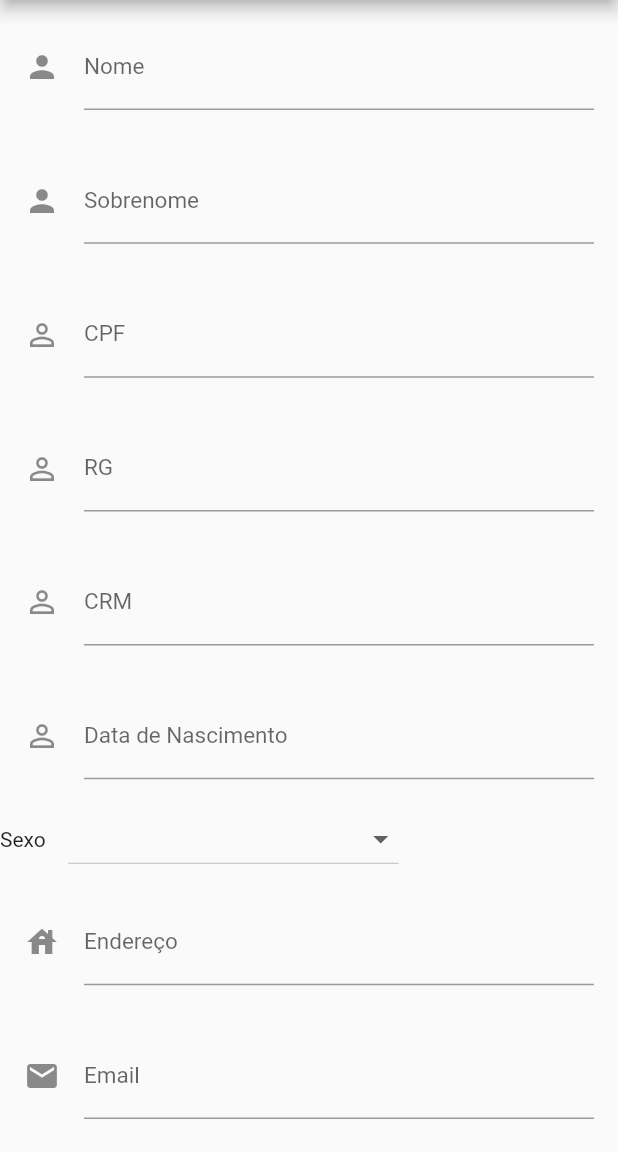
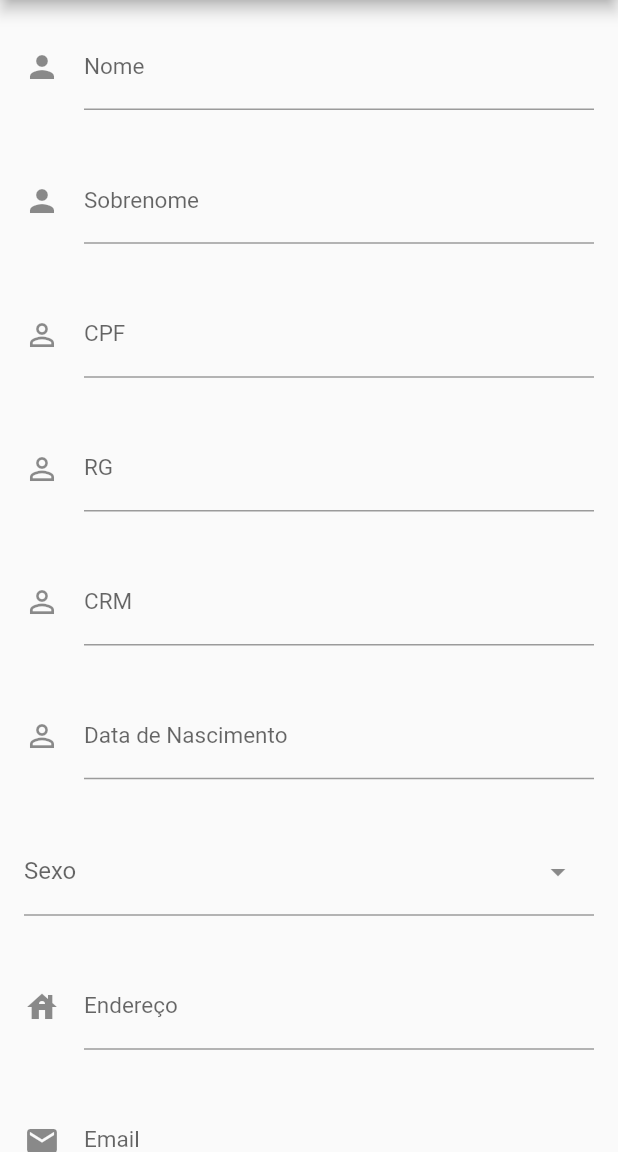
Before and after one commit to HenriqueMateus/Sys_health_app, a Flutter app: the RegisterMedicos screen opened by its route, on a phone screen of 412 x 824 dp, the part 84-1236 px from its top. Run offline on Flutter 3.47's test engine with Material 2 defaults, Android fonts, the phone set to English and light mode, and no system bars; our stand-ins replace firebase_database; accounts and stored records are empty.

Commit message:
nova estrutura gbdo

```diff
--- a/lib/database/MedicoDao.dart
+++ b/lib/database/MedicoDao.dart
@@ -4,9 +4,8 @@ import 'package:sys_health_app/models/Medico.dart';
 
 class MedicoDao implements DAO<Medico> {
 
-  DatabaseReference __ref;
-
-  MedicoDao(this.__ref);
+  DatabaseReference __ref = FirebaseDatabase
+      .instance.reference().child('Medicos');
 
   @override
   void cadastrar(Medico medico) {
--- a/lib/screens/listagemPacientes/index.dart
+++ b/lib/screens/listagemPacientes/index.dart
@@ -5,7 +5,7 @@ import 'package:flutter/material.dart';
 import 'package:sys_health_app/AppRoutes.dart';
 import 'package:sys_health_app/database/PacienteDao.dart';
 import 'package:sys_health_app/models/Paciente.dart';
-import 'package:autocomplete_textfield/autocomplete_textfield.dart';
+
 
 class ListagemPacientes extends StatefulWidget {
   const ListagemPacientes({Key? key}) : super(key: key);
@@ -15,7 +15,7 @@ class ListagemPacientes extends StatefulWidget {
 }
 
 class _ListagemPacientesState extends State<ListagemPacientes> {
-  final dbRef = PacienteDao().listarPaciente();
+  final dbRef = PacienteDao().listar();
   List<Paciente> pacientes = <Paciente>[];
   void _recuperPacientes() async {
     await dbRef.once().then((DataSnapshot snapshot) {
@@ -48,7 +48,7 @@ class _ListagemPacientesState extends State<ListagemPacientes> {
     });
   }
   void excluirPaciente(Paciente paciente){
-    PacienteDao().excluirPaciente(paciente);
+    PacienteDao().remover(paciente);
     _recuperPacientes();
   }
   @override
--- a/lib/screens/registerAlas/index.dart
+++ b/lib/screens/registerAlas/index.dart
@@ -2,7 +2,6 @@ import 'package:firebase_database/firebase_database.dart';
 import 'package:flutter/cupertino.dart';
 import 'package:flutter/material.dart';
 import 'package:sys_health_app/components/Editor.dart';
-import 'package:autocomplete_textfield/autocomplete_textfield.dart';
 import 'package:sys_health_app/database/AlaDao.dart';
 import 'package:sys_health_app/database/MedicoDao.dart';
 import 'package:sys_health_app/database/PacienteDao.dart';
@@ -20,8 +19,7 @@ class RegisterAlas extends StatefulWidget {
 }
 
 class _RegisterAlasState extends State<RegisterAlas> {
-  final dbRef = MedicoDao(FirebaseDatabase.instance.reference()
-      .child('Medicos'))
+  final dbRef = MedicoDao()
       .listar();
   late final TextEditingController _controleNome;
   late final TextEditingController _controleDescricao;
--- a/lib/screens/registerMedicos/index.dart
+++ b/lib/screens/registerMedicos/index.dart
@@ -25,10 +25,13 @@ class _RegisterMedicosState extends State<RegisterMedicos> {
   final TextEditingController _controleEmail = TextEditingController();
   final TextEditingController _controleSexo = TextEditingController();
   final TextEditingController _controleSenha = TextEditingController();
+  var sexo = ['Masculino','Feminino','Outros'];
+  String idMedico = '';
   String _chosenValue = '';
+  bool editar = false;
   void registerEnter() {
     Usuario usuario = new Usuario(_controleEmail.text, _controleSenha.text);
-    final medico = Medico(
+    Medico? medico = Medico(
         _controleCRM.text,
         _controleNome.text,
         _controleSobrenome.text,
@@ -37,19 +40,43 @@ class _RegisterMedicosState extends State<RegisterMedicos> {
         _chosenValue,
         _controleCPF.text,
         _controleRG.text,
-        usuario
-    );
+        usuario);
+    if (!editar) {
+      MedicoDao().cadastrar(medico);
+    } else {
+      medico.idMedico = idMedico;
+      print(medico.toJson());
+      MedicoDao().alterar(medico);
+    }
+  }
 
-    MedicoDao(FirebaseDatabase.instance.reference().child('Medicos'))
-        .cadastrar(medico);
+  void _LoadForm(Medico medico) {
+    idMedico = medico.idMedico;
+    _controleCRM.text = medico.crm;
+    _controleNome.text = medico.nome;
+    _controleSobrenome.text = medico.sobrenome;
+    _controleDataNacimento.text = medico.dataNasc;
+    _controleEndereco.text = medico.endereco;
+    _controleSexo.text = medico.sexo;
+    _controleCPF.text = medico.cpf;
+    _controleRG.text = medico.rg;
+    _controleEmail.text = medico.usuario.email;
+    _controleSenha.text = medico.usuario.senha;
   }
 
   @override
   Widget build(BuildContext context) {
+    final medico = ModalRoute.of(context)?.settings.arguments != null
+        ? ModalRoute.of(context)?.settings.arguments as Medico
+        : null;
+    if (medico != null) {
+      editar = true;
+      _LoadForm(medico);
+    }
+
     return Scaffold(
       appBar: AppBar(
         title: Text("Cadastro"),
-
       ),
       body: SingleChildScrollView(
         child: Column(
@@ -92,38 +119,24 @@ class _RegisterMedicosState extends State<RegisterMedicos> {
                 dica: '',
                 icone: Icons.perm_identity,
                 tipe: TextInputType.datetime),
-
-            PaddingLabelWithWidget(
-              textPadding: EdgeInsets.only(left: 100, top: 20, right: 10),
-              label: Text("Sexo"),
-              child: DropdownButton<String>(
-                value: _chosenValue,
-                //elevation: 5,
-                style: TextStyle(color: Colors.black),
-
-                items: <String>[
-                  '',
-                  'Masculino',
-                  'Feminino',
-                  'Outros'
-                ].map<DropdownMenuItem<String>>((String value) {
-                  return DropdownMenuItem<String>(
-                    value: value,
-                    child: Text(value),
-                  );
-                }).toList(),
-                hint: Text(
-                  "Please choose a langauage",
-                  style: TextStyle(
-                      color: Colors.black,
-                      fontSize: 16,
-                      fontWeight: FontWeight.w600),
-                ),
-                onChanged: (String? value) {
-                  setState(() {
-                    _chosenValue = value!;
-                  });
-                },
+            Padding(
+              padding: const EdgeInsets.all(16.0),
+              child: TextField(
+                controller: _controleSexo,
+                decoration: InputDecoration(
+                    labelText: "Sexo",
+                    suffixIcon: PopupMenuButton<String>(
+                      icon: const Icon(Icons.arrow_drop_down),
+                      onSelected: (String value) {
+                        _controleSexo.text = value;
+                      },
+                      itemBuilder: (BuildContext context) {
+                        return sexo.map<PopupMenuItem<String>>((String value) {
+                          return new PopupMenuItem(
+                              child: new Text(value), value: value);
+                        }).toList();
+                      },
+                    )),
               ),
             ),
             Editor(
@@ -144,7 +157,6 @@ class _RegisterMedicosState extends State<RegisterMedicos> {
                 dica: '',
                 icone: Icons.password,
                 tipe: TextInputType.visiblePassword),
-
             ElevatedButton(onPressed: registerEnter, child: Text('confirmar'))
           ],
         ),
--- a/pubspec.yaml
+++ b/pubspec.yaml
@@ -25,7 +25,7 @@ dependencies:
     sdk: flutter
   firebase_core: ^1.7.0
   firebase_database: ^8.0.0
-  autocomplete_textfield: ^1.7.3
+
 
 
   # The following adds the Cupertino Icons font to your application.
```
Also changed, not shown: lib/database/PacienteDao.dart (+19 -10 lines), lib/screens/listagemMedicos/index.dart (+86 -36 lines), lib/screens/registerPacientes/index.dart (+5 -4 lines), lib/screens/listagemAlas/index.dart (added), pubspec.lock, 1 other file.
